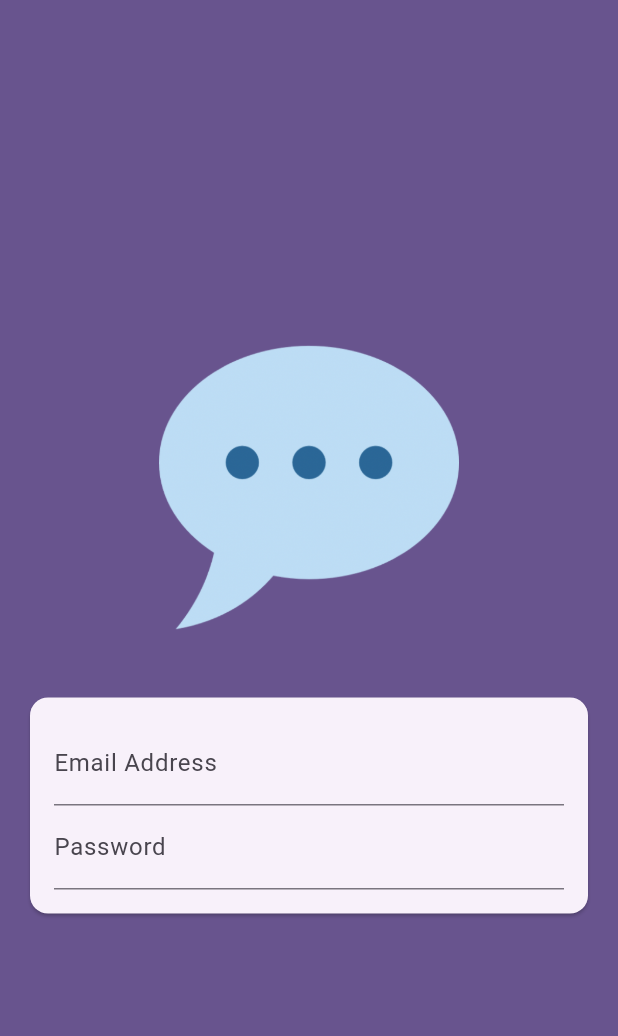
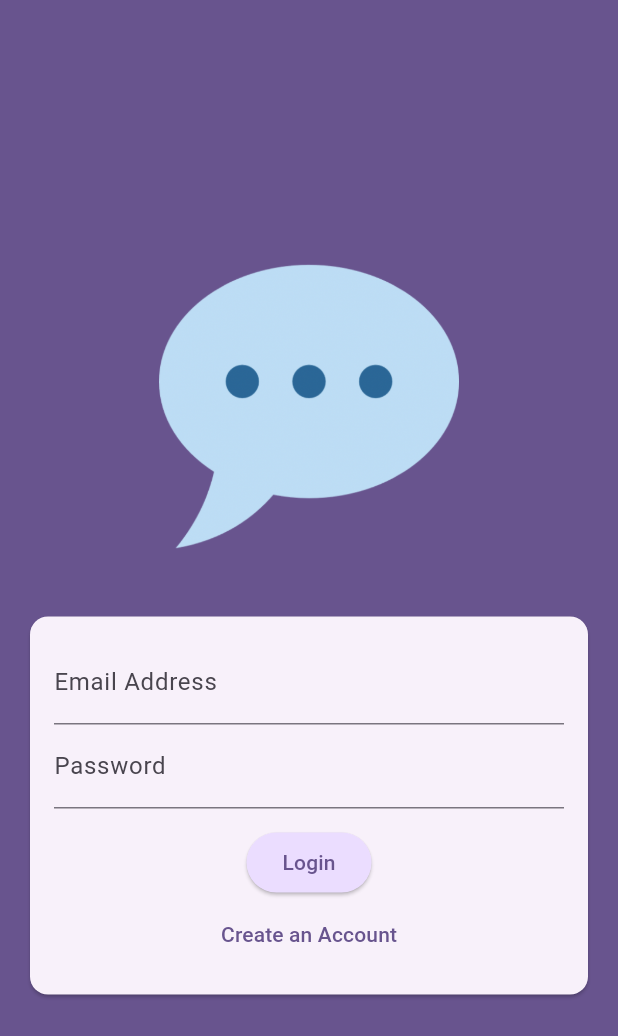
Before and after one commit to muhith7/chat-app, a Flutter app: the screen it shows after launch, on a phone screen of 412 x 824 dp. Shown: the top 1036 px of the screen. Run offline on Flutter 3.47's test engine with Material 3 defaults, Android fonts, the phone set to English and light mode, and no system bars.

Commit message:
feat: Adding Buttons & Modes to the Authentication

```diff
--- a/lib/screens/auth.dart
+++ b/lib/screens/auth.dart
@@ -8,6 +8,8 @@ class AuthScreen extends StatefulWidget {
 }
 
 class _AuthScreenState extends State<AuthScreen> {
+  var _isLogin = true;
+
   @override
   Widget build(BuildContext context) {
     return Scaffold(
@@ -19,19 +21,16 @@ class _AuthScreenState extends State<AuthScreen> {
             children: [
               Container(
                   margin: const EdgeInsets.only(
-                  top: 30,
-                  bottom: 20,
-                  left: 20,
-                  right: 20
-                ),
+                      top: 30, bottom: 20, left: 20, right: 20),
                   width: 200,
-                child: Image.asset('assets/images/chat.png')
-              ),
+                  child: Image.asset('assets/images/chat.png')),
               Card(
                 margin: const EdgeInsets.all(20),
                 child: SingleChildScrollView(
-                  child: Padding(padding: const EdgeInsets.all(16),
-                  child: Form(child: Column(
+                  child: Padding(
+                    padding: const EdgeInsets.all(16),
+                    child: Form(
+                        child: Column(
                       mainAxisSize: MainAxisSize.min,
                       children: [
                         TextFormField(
@@ -47,9 +46,33 @@ class _AuthScreenState extends State<AuthScreen> {
                             labelText: "Password",
                           ),
                           obscureText: true,
-                      )
+                        ),
+                        const SizedBox(
+                          height: 12,
+                        ),
+                        ElevatedButton(
+                            onPressed: () {
+                              setState(() {
+                                _isLogin = !_isLogin;
+                              });
+                            },
+                            style: ElevatedButton.styleFrom(
+                                backgroundColor: Theme.of(context)
+                                    .colorScheme
+                                    .primaryContainer),
+                            child: Text(_isLogin ? "Login" : "Sign-Up")),
+                        TextButton(
+                            onPressed: () {
+                              setState(() {
+                                _isLogin = !_isLogin;
+                              });
+                            },
+                            child: Text(_isLogin
+                                ? 'Create an Account'
+                                : 'I Already have an account'))
                       ],
-                  )),),
+                    )),
+                  ),
                 ),
               )
             ],
```
Lines whose indentation alone changed are shown as unchanged.
